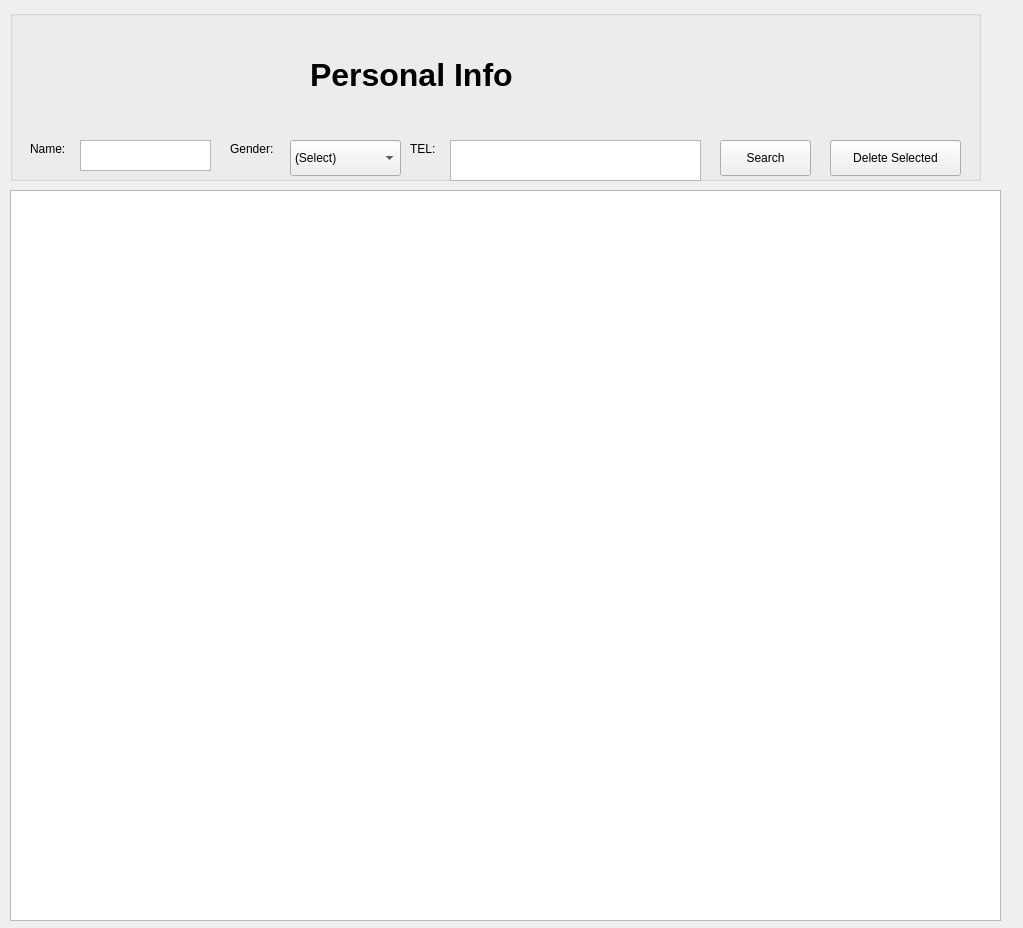
This is searchWindow.ui in OhaoTech/ClinicManager as Qt 5 draws it before an edit. The edited form follows.
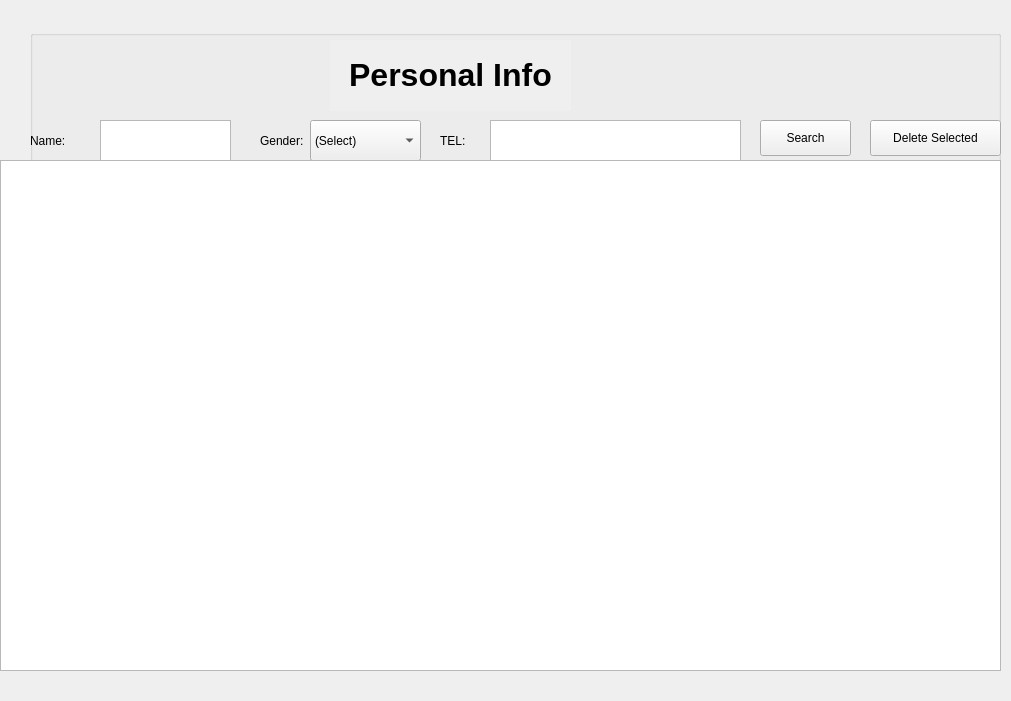
This is the edited form. Icons and pictures are not drawn.

Diff of the .ui file:
```diff
--- a/searchWindow.ui
+++ b/searchWindow.ui
@@ -6,8 +6,8 @@
    <rect>
     <x>0</x>
     <y>0</y>
-    <width>1023</width>
-    <height>928</height>
+    <width>1011</width>
+    <height>701</height>
    </rect>
   </property>
   <property name="windowTitle">
@@ -20,10 +20,10 @@
   <widget class="QGroupBox" name="groupBox">
    <property name="geometry">
     <rect>
-     <x>10</x>
-     <y>10</y>
+     <x>30</x>
+     <y>30</y>
      <width>971</width>
-     <height>171</height>
+     <height>141</height>
     </rect>
    </property>
    <property name="title">
@@ -32,8 +32,8 @@
    <widget class="QPushButton" name="search_pushButton">
     <property name="geometry">
      <rect>
-      <x>710</x>
-      <y>130</y>
+      <x>730</x>
+      <y>90</y>
       <width>91</width>
       <height>36</height>
      </rect>
@@ -45,8 +45,8 @@
    <widget class="QPlainTextEdit" name="tel_plainTextEdit">
     <property name="geometry">
      <rect>
-      <x>440</x>
-      <y>130</y>
+      <x>460</x>
+      <y>90</y>
       <width>251</width>
       <height>41</height>
      </rect>
@@ -56,21 +56,43 @@
     </property>
    </widget>
    <widget class="QLabel" name="personal_info_label">
+    <property name="enabled">
+     <bool>true</bool>
+    </property>
     <property name="geometry">
      <rect>
       <x>300</x>
       <y>10</y>
-      <width>431</width>
-      <height>111</height>
+      <width>241</width>
+      <height>71</height>
      </rect>
     </property>
+    <property name="minimumSize">
+     <size>
+      <width>241</width>
+      <height>71</height>
+     </size>
+    </property>
     <property name="font">
      <font>
       <pointsize>6</pointsize>
+      <bold>false</bold>
      </font>
     </property>
+    <property name="focusPolicy">
+     <enum>Qt::NoFocus</enum>
+    </property>
+    <property name="layoutDirection">
+     <enum>Qt::LeftToRight</enum>
+    </property>
+    <property name="autoFillBackground">
+     <bool>true</bool>
+    </property>
     <property name="text">
-     <string>&lt;html&gt;&lt;head/&gt;&lt;body&gt;&lt;p&gt;&lt;span style=&quot; font-size:24pt; font-weight:700;&quot;&gt;Personal Info&lt;/span&gt;&lt;/p&gt;&lt;/body&gt;&lt;/html&gt;</string>
+     <string>&lt;html&gt;&lt;head/&gt;&lt;body&gt;&lt;p align=&quot;center&quot;&gt;&lt;span style=&quot; font-size:24pt; font-weight:700;&quot;&gt;Personal Info&lt;/span&gt;&lt;/p&gt;&lt;/body&gt;&lt;/html&gt;</string>
+    </property>
+    <property name="scaledContents">
+     <bool>true</bool>
     </property>
     <property name="wordWrap">
      <bool>true</bool>
@@ -86,9 +108,9 @@
     <property name="geometry">
      <rect>
       <x>70</x>
-      <y>130</y>
+      <y>90</y>
       <width>131</width>
-      <height>31</height>
+      <height>41</height>
      </rect>
     </property>
     <property name="styleSheet">
@@ -98,10 +120,10 @@
    <widget class="QLabel" name="name_label">
     <property name="geometry">
      <rect>
-      <x>20</x>
-      <y>130</y>
-      <width>66</width>
-      <height>18</height>
+      <x>0</x>
+      <y>90</y>
+      <width>71</width>
+      <height>41</height>
      </rect>
     </property>
     <property name="text">
@@ -111,10 +133,10 @@
    <widget class="QLabel" name="tel_label">
     <property name="geometry">
      <rect>
-      <x>400</x>
-      <y>130</y>
-      <width>31</width>
-      <height>18</height>
+      <x>410</x>
+      <y>90</y>
+      <width>51</width>
+      <height>41</height>
      </rect>
     </property>
     <property name="text">
@@ -124,10 +146,10 @@
    <widget class="QLabel" name="gender_label">
     <property name="geometry">
      <rect>
-      <x>220</x>
-      <y>130</y>
+      <x>230</x>
+      <y>90</y>
       <width>51</width>
-      <height>18</height>
+      <height>41</height>
      </rect>
     </property>
     <property name="text">
@@ -138,9 +160,9 @@
     <property name="geometry">
      <rect>
       <x>280</x>
-      <y>130</y>
+      <y>90</y>
       <width>111</width>
-      <height>36</height>
+      <height>41</height>
      </rect>
     </property>
     <item>
@@ -162,8 +184,8 @@
    <widget class="QPushButton" name="delete_selected_pushButton">
     <property name="geometry">
      <rect>
-      <x>820</x>
-      <y>130</y>
+      <x>840</x>
+      <y>90</y>
       <width>131</width>
       <height>36</height>
      </rect>
@@ -185,10 +207,10 @@
   <widget class="QTableWidget" name="patient_tableWidget">
    <property name="geometry">
     <rect>
-     <x>10</x>
-     <y>190</y>
-     <width>991</width>
-     <height>731</height>
+     <x>0</x>
+     <y>160</y>
+     <width>1001</width>
+     <height>511</height>
     </rect>
    </property>
   </widget>
```
Left out of the diff: 3 changed lines with no effect on the pictures.
